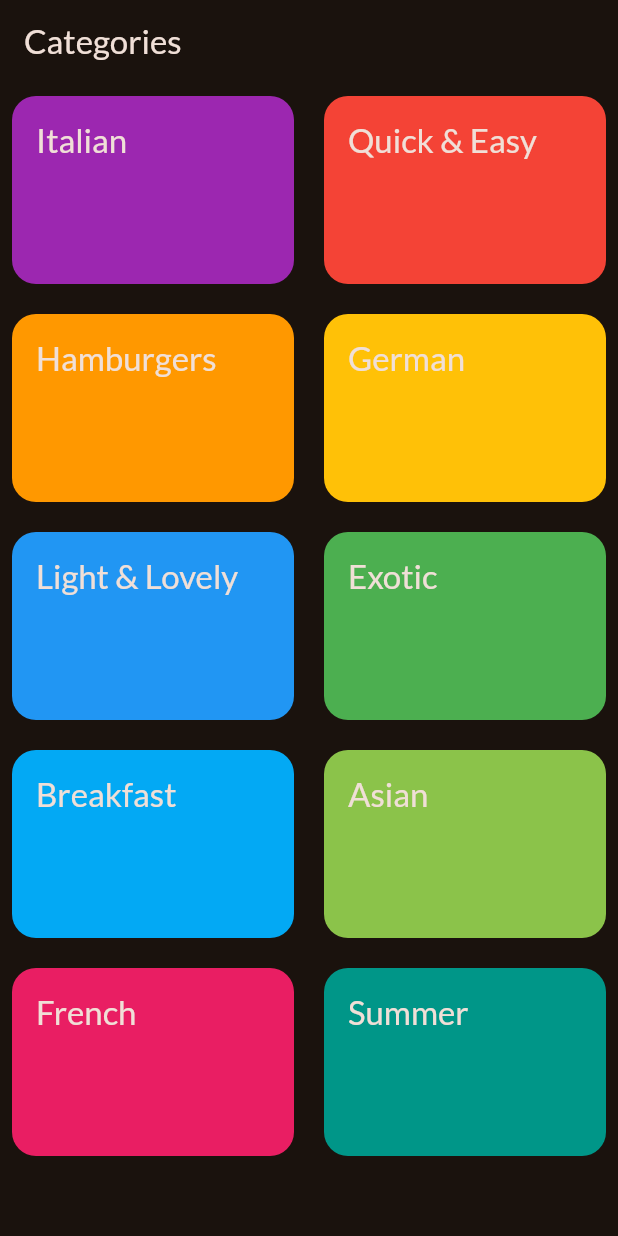
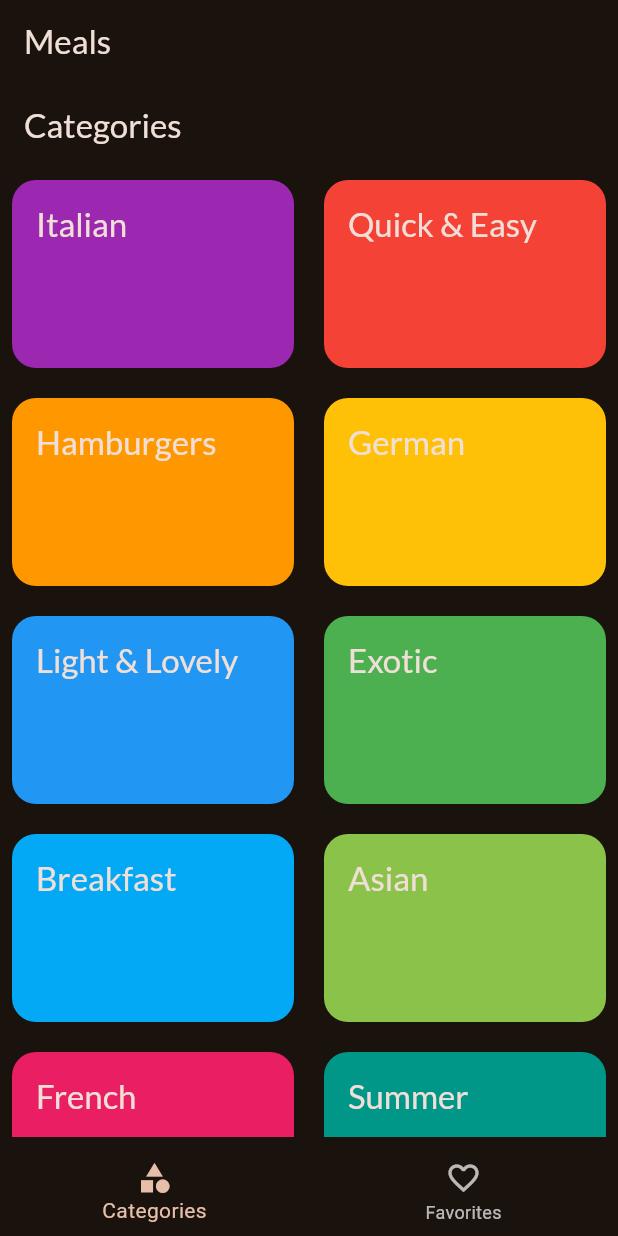
Before and after one commit to MohammadKanaan/flutter_meals, a Flutter app: the screen it shows after launch, on a phone screen of 412 x 824 dp. Run offline on Flutter 3.47's test engine with Material 3 defaults, Android fonts, the phone set to English and light mode, and no system bars; our stand-ins replace flutter_hooks, google_fonts, hooks_riverpod, transparent_image.

```diff
--- a/lib/main.dart
+++ b/lib/main.dart
@@ -3,6 +3,7 @@ import 'package:flutter/material.dart';
 import 'package:google_fonts/google_fonts.dart';
 import 'package:hooks_riverpod/hooks_riverpod.dart';
 import 'package:meals/screens/categories_screen.dart';
+import 'package:meals/screens/tabs.dart';
 
 final kColorScheme = ColorScheme.fromSeed(
   brightness: Brightness.dark,
@@ -30,7 +31,7 @@ class App extends StatelessWidget {
   Widget build(BuildContext context) {
     return MaterialApp(
       theme: theme,
-      home: const CategoriesScreen(),
+      home: const Tabs(),
     );
   }
 }
--- /dev/null
+++ b/lib/screens/tabs.dart
@@ -0,0 +1,47 @@
+import 'package:flutter/material.dart';
+import 'package:flutter_hooks/flutter_hooks.dart';
+import 'package:hooks_riverpod/hooks_riverpod.dart';
+import 'package:meals/screens/categories_screen.dart';
+import 'package:meals/screens/favorites_screen.dart';
+
+class Tabs extends HookConsumerWidget {
+  const Tabs({super.key});
+
+  @override
+  Widget build(BuildContext context, WidgetRef ref) {
+    Widget activePage = const CategoriesScreen();
+    var selectedPageIndex = useState(0);
+    var activePageTitle = useState('Categories');
+
+    if (selectedPageIndex.value == 1) {
+      activePage = const FavoritesScreen();
+      activePageTitle.value = 'Favorites';
+    }
+
+    return Scaffold(
+      appBar: AppBar(
+        title: const Text('Meals'),
+      ),
+      body: activePage,
+      bottomNavigationBar: BottomNavigationBar(
+        currentIndex: selectedPageIndex.value,
+        selectedFontSize: 14,
+        onTap: (index) {
+          selectedPageIndex.value = index;
+        },
+        items: [
+          BottomNavigationBarItem(
+              icon: selectedPageIndex.value == 0
+                  ? const Icon(Icons.category)
+                  : const Icon(Icons.category_outlined),
+              label: 'Categories'),
+          BottomNavigationBarItem(
+              icon: selectedPageIndex.value == 1
+                  ? const Icon(Icons.favorite)
+                  : const Icon(Icons.favorite_border_outlined),
+              label: 'Favorites'),
+        ],
+      ),
+    );
+  }
+}
--- a/pubspec.yaml
+++ b/pubspec.yaml
@@ -38,6 +38,7 @@ dependencies:
   google_fonts: ^6.2.1
   hooks_riverpod: ^2.5.1
   transparent_image: ^2.0.1
+  flutter_hooks: ^0.20.5
 
 dev_dependencies:
   flutter_test:
```
Also changed, not shown: lib/screens/favorites_screen.dart (added, +52 -0 lines), pubspec.lock.
